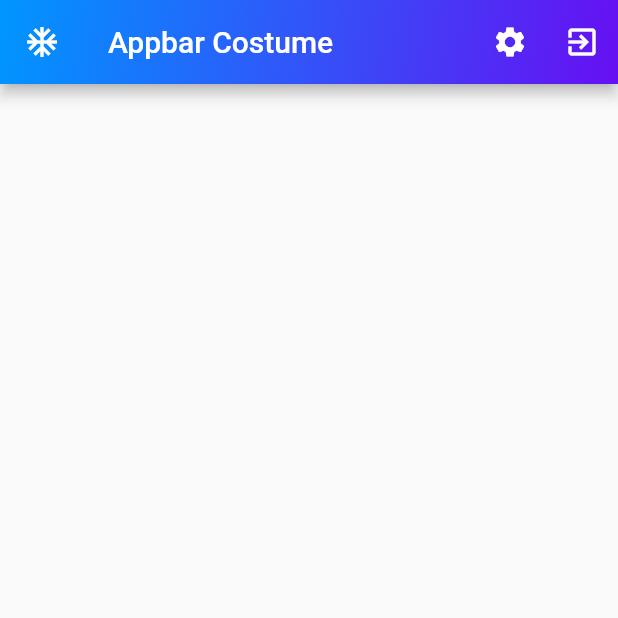
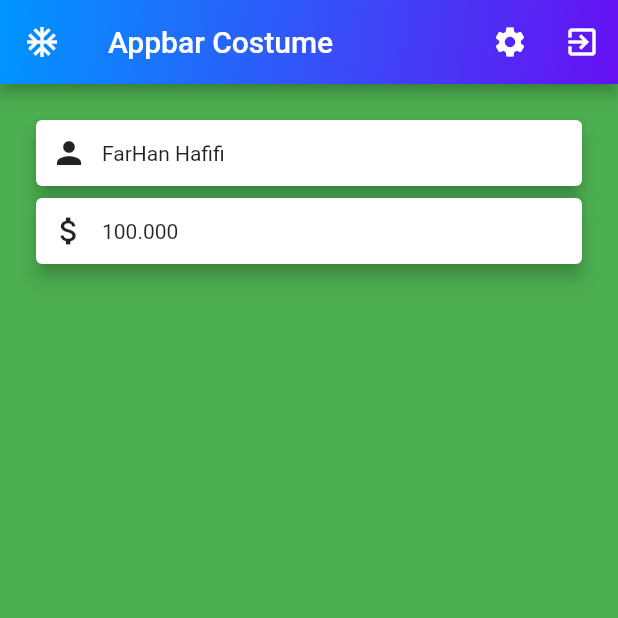
Before and after one commit to farhan1202/belaja_flutter, a Flutter app: the screen it shows after launch, on a phone screen of 412 x 824 dp, the top half of it. Run offline on Flutter 3.47's test engine with Material 2 defaults, Android fonts, the phone set to English and light mode, and no system bars.

Commit message:
Card Widget

```diff
--- a/lib/main.dart
+++ b/lib/main.dart
@@ -39,6 +39,33 @@ class _MyAppState extends State<MyApp> {
             ),
           ),
         ),
+        backgroundColor: Colors.green,
+        body: Container(
+          margin: EdgeInsets.all(20),
+          child: ListView(
+            children: <Widget>[
+              cardTemplate(Icons.person, "FarHan Hafifi"),
+              cardTemplate(Icons.attach_money, "100.000"),
+            ],
+          ),
+        ),
+      ),
+    );
+  }
+
+  Card cardTemplate(IconData iconData, String nama) {
+    return Card(
+      elevation: 5,
+      child: Row(
+        children: <Widget>[
+          Container(
+            margin: EdgeInsets.all(10),
+            child: Icon(
+              iconData,
+            ),
+          ),
+          Text(nama)
+        ],
       ),
     );
   }
```
